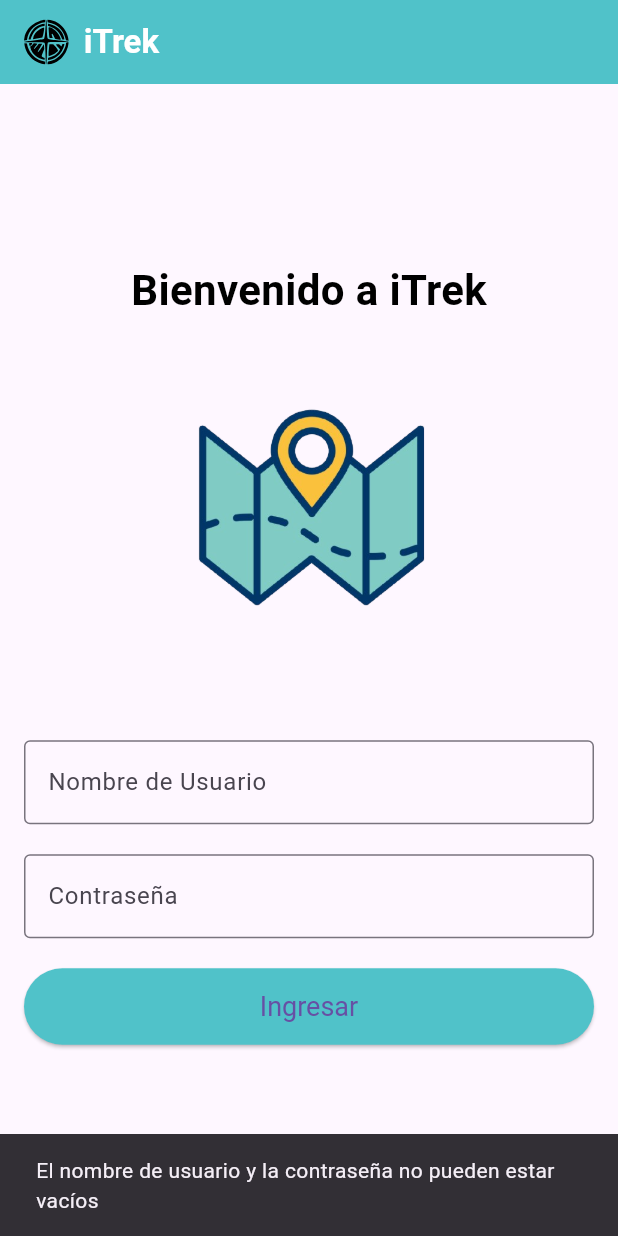
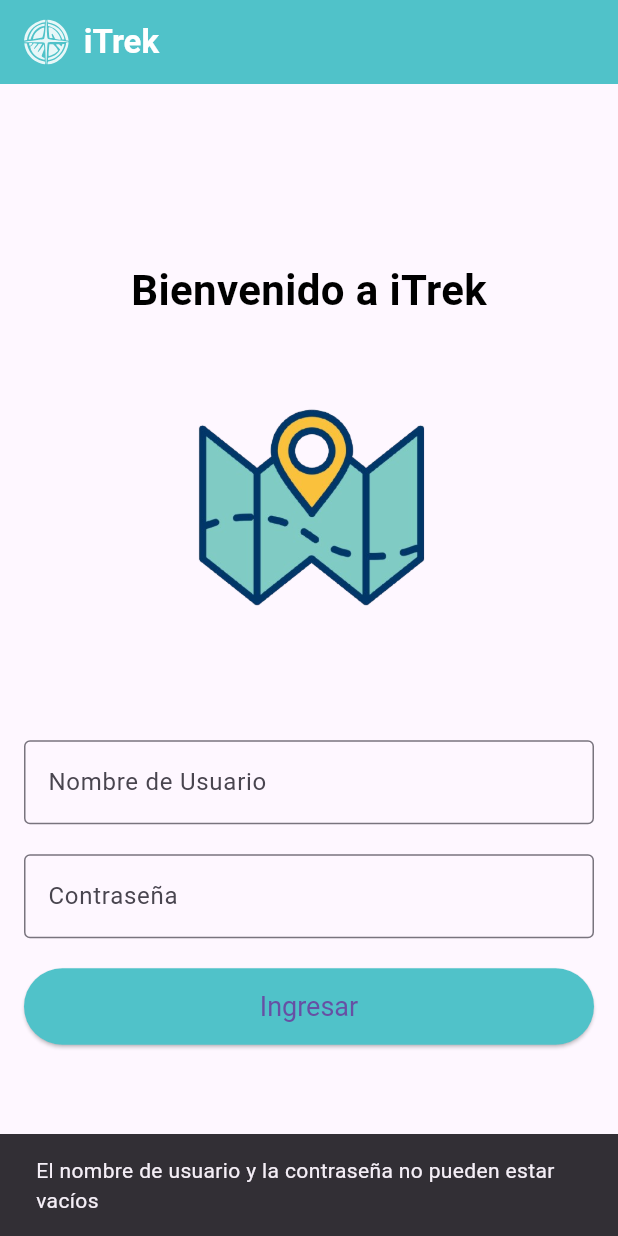
Before and after one commit to ignaciovillela/iTrek-backend, a Flutter app: the screen it shows after launch, after a tap on "Ingresar", on a phone screen of 412 x 824 dp. Run offline on Flutter 3.47's test engine with Material 3 defaults, Android fonts, the phone set to English and light mode, and no system bars; our stand-ins replace flutter_dotenv, flutter_map, flutter_svg, geolocator, latlong2, sqflite; accounts and stored records are empty; network calls fail.

Commit message:
change to flutter-map

```diff
--- /dev/null
+++ b/lib/img.dart
@@ -0,0 +1,10 @@
+
+import 'dart:ui';
+
+import 'package:flutter_svg/flutter_svg.dart';
+
+final logoWhite = SvgPicture.asset(
+  'assets/images/itrek-logo-black.svg',
+  height: 30,
+  color: Color(0xDDFFFFFF),
+);
--- a/lib/pages/dashboard.dart
+++ b/lib/pages/dashboard.dart
@@ -1,6 +1,6 @@
 import 'package:flutter/material.dart';
-import 'package:flutter_svg/svg.dart';
-import 'package:itrek/db/db.dart';
+import 'package:itrek/db.dart';
+import 'package:itrek/img.dart';
 import 'package:itrek/pages/comunidad.dart';
 import 'package:itrek/pages/ruta/rutaListar.dart';
 import 'package:itrek/pages/ruta/rutaRegistrar.dart';
@@ -36,15 +36,7 @@ class MenuScreen extends StatelessWidget {
               backgroundColor: const Color(0xFF50C9B5),
               title: Row(
                 children: [
-                  Image.asset(
-                    'assets/images/logo.png',
-                    height: 30,
-                  ),
-                  SvgPicture.asset(
-                    'assets/images/itrek-logo-black.svg',
-                    height: 30,
-                    color: Color(0xDDFFFFFF),
-                  ),
+                  logoWhite,
                   const SizedBox(width: 10),
                   const Text(
                     'iTrek',
--- a/lib/pages/usuario/login.dart
+++ b/lib/pages/usuario/login.dart
@@ -1,11 +1,10 @@
 import 'dart:convert';
 
 import 'package:flutter/material.dart';
-import 'package:flutter_svg/svg.dart';
-import 'package:itrek/config.dart';
-import 'package:itrek/db/db.dart';
+import 'package:itrek/db.dart';
+import 'package:itrek/img.dart';
 import 'package:itrek/pages/dashboard.dart';
-import 'package:itrek/request/request.dart';
+import 'package:itrek/request.dart';
 
 
 class LoginScreen extends StatefulWidget {
@@ -87,8 +86,8 @@ class _LoginScreenState extends State<LoginScreen> with SingleTickerProviderStat
 
     try {
       final response = await makeRequest(
-        method: 'POST',
-        url: '$BASE_URL/api/login/',
+        method: POST,
+        url: 'api/login/',
         body: {'username': username, 'password': password},
         useToken: false,
       );
@@ -127,7 +126,7 @@ class _LoginScreenState extends State<LoginScreen> with SingleTickerProviderStat
         backgroundColor: const Color(0xFF50C2C9),
         title: Row(
           children: [
-            SvgPicture.asset('assets/images/itrek-logo-black.svg', height: 30),
+            logoWhite,
             const SizedBox(width: 10),
             const Text(
               'iTrek',
```
Also changed, not shown: lib/pages/ruta/rutaListar.dart (+10 -20 lines), lib/pages/ruta/rutaRecorrer.dart (+4 -6 lines), lib/pages/ruta/rutaRegistrar.dart (+9 -10 lines), lib/pages/usuario/loginCuentaRecuperar.dart (+3 -9 lines), lib/pages/usuario/loginRegistrar.dart (+2 -5 lines), lib/pages/usuario/usuarioPerfil.dart (+20 -3 lines), lib/request.dart (renamed from lib/request/request.dart, +15 -8 lines), lib/db.dart (renamed from lib/db/db.dart), lib/map.dart (renamed from lib/map/map.dart).
